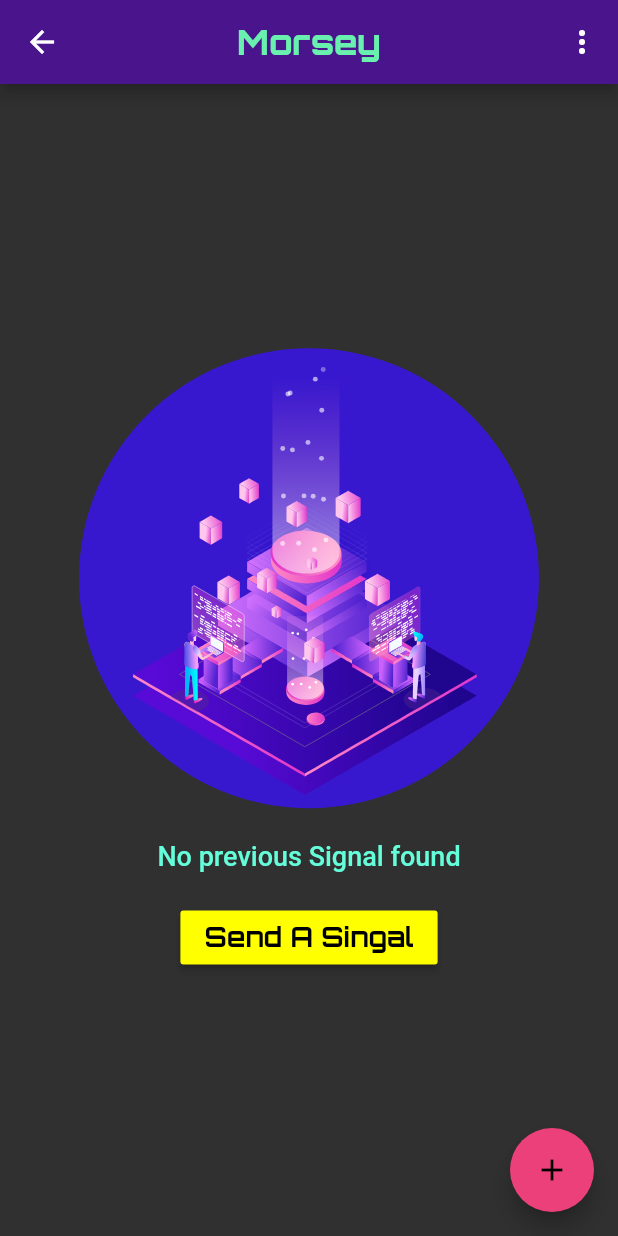
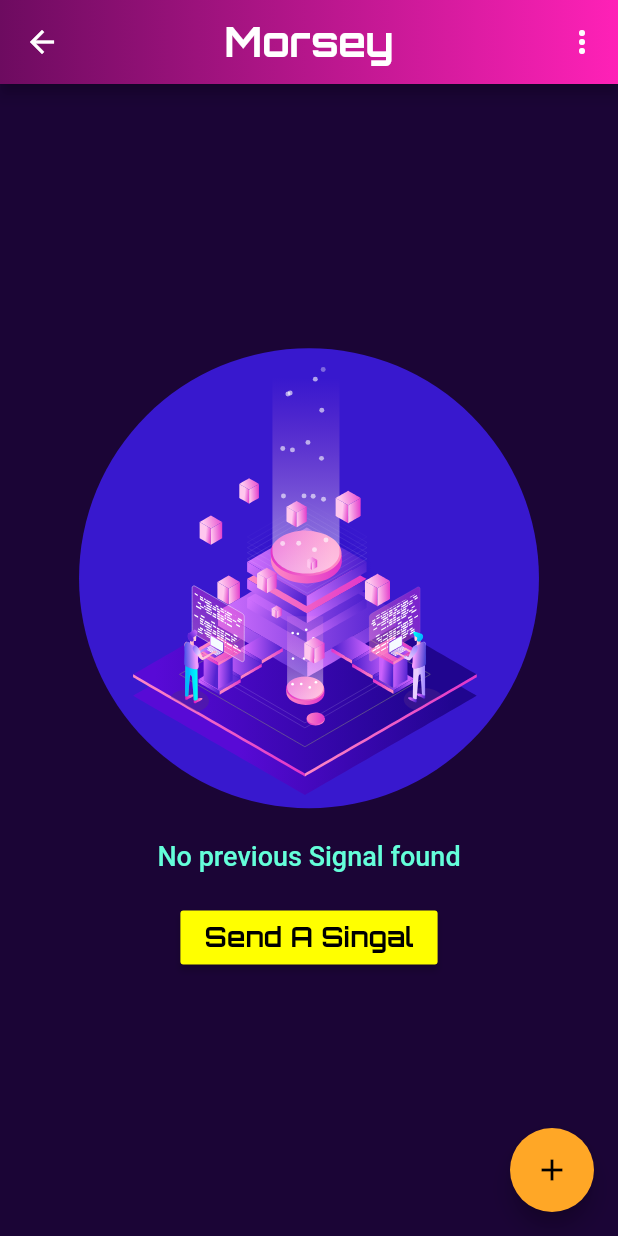
Before and after one commit to AniketSindhu/Morsey, a Flutter app: the HomePage screen opened by its route, on a phone screen of 412 x 824 dp. Run offline on Flutter 3.47's test engine with Material 2 defaults, Android fonts, the phone set to English and light mode, and no system bars; our stand-ins replace cloud_firestore, firebase_auth, flutter_signin_button, fluttertoast, google_fonts, google_sign_in and 2 more; missing offline and left inert: flutter_shake_plugin, morse; accounts and stored records are empty.

Commit message:
theme ui change and beta channel upgrade

```diff
--- a/lib/HomePage.dart
+++ b/lib/HomePage.dart
@@ -36,10 +36,21 @@ class _HomePageState extends State<HomePage> {
     var height=SizeConfig.getHeight(context);
     var width=SizeConfig.getWidth(context);
     return Scaffold(
+      backgroundColor: Color(0xff1B0536),
       appBar: AppBar(
       centerTitle:true,
-        backgroundColor: Colors.purple[900],
-        title: Text('Morsey',style:GoogleFonts.orbitron(textStyle:TextStyle(color: Colors.greenAccent,fontSize:23,fontWeight: FontWeight.w800)),),
+      flexibleSpace: Container(
+        decoration: BoxDecoration(
+          gradient: LinearGradient(
+            begin: Alignment.centerLeft,
+              end: Alignment.centerRight,
+                colors: <Color>[
+                Color(0xff6D0B60),
+                Color(0xffFF21B7),
+            ])
+         ),
+     ),
+        title: Text('Morsey',style:GoogleFonts.orbitron(textStyle:TextStyle(color: Colors.white,fontSize:27,fontWeight: FontWeight.w700)),),
         actions: <Widget>[
           PopupMenuButton(
             color:Colors.tealAccent[400],
@@ -68,7 +79,7 @@ class _HomePageState extends State<HomePage> {
       floatingActionButton: fab?FloatingActionButton(
         onPressed:(){Navigator.push(context, MaterialPageRoute(builder: (context)=>NewSignal(user)));},
         child: Icon(Icons.add),
-        backgroundColor: Colors.pink[400],
+        backgroundColor: Colors.orange[400],
       ):null,
       body:user!=null?StreamBuilder(
         stream: Firestore.instance.collection('signals').where('users',arrayContains:user.email).snapshots(),
@@ -97,7 +108,7 @@ class _HomePageState extends State<HomePage> {
                itemCount: snapshot.data.documents.length,
                itemBuilder:(context,index){
                  return Padding(
-                   padding: const EdgeInsets.only(top:15),
+                   padding: const EdgeInsets.only(top:10),
                    child: Column(
                      children: <Widget>[
                        ListTile(
@@ -110,7 +121,8 @@ class _HomePageState extends State<HomePage> {
                            height: 60,
                            width: 60,
                            decoration: BoxDecoration(
-                            color: Colors.greenAccent,
+                           gradient: LinearGradient(
+                             colors: [const Color(0xffFF3798),const Color(0xffFF9E50),]),
                              borderRadius: BorderRadius.circular(30)),
                              child: Column(
                                mainAxisAlignment: MainAxisAlignment.spaceAround,
@@ -135,7 +147,7 @@ class _HomePageState extends State<HomePage> {
                         ),
                        Padding(
                          padding: const EdgeInsets.only(top:4.0,left:14,right:14),
-                         child: Divider(color: Colors.pinkAccent,thickness: 1.5,),
+                         child: Divider(color: Colors.pinkAccent,thickness: 1,),
                        )
                      ],
                    ),
@@ -163,6 +175,7 @@ class _NewSignalState extends State<NewSignal> {
   @override
   Widget build(BuildContext context) {
     return Scaffold(
+      backgroundColor: Color(0xff1B0536),
       appBar: AppBar(
         centerTitle:true,
         backgroundColor: Colors.purple[900],
--- a/lib/Login.dart
+++ b/lib/Login.dart
@@ -18,7 +18,7 @@ class _LoginState extends State<Login> {
           Text('MORSEY',style: GoogleFonts.orbitron(textStyle:TextStyle(color:Colors.tealAccent,fontSize:40,fontWeight: FontWeight.bold)),),
           Text('Chat Morse',style: TextStyle(color: Colors.tealAccent),),
           SizedBox(height:10),
-          Lottie.asset('assets/loginAnim.json',repeat: false),
+          Lottie.asset('assets/loginAnim.json'),
           SizedBox(height:10),
           SignInButton(Buttons.GoogleDark, onPressed: ()=>signInWithGoogle(context),text: 'Continue With Google',)
         ]
```
Also changed, not shown: lib/Signal.dart (+20 -9 lines), pubspec.lock, 6 other files. Lines whose indentation alone changed are shown as unchanged.
